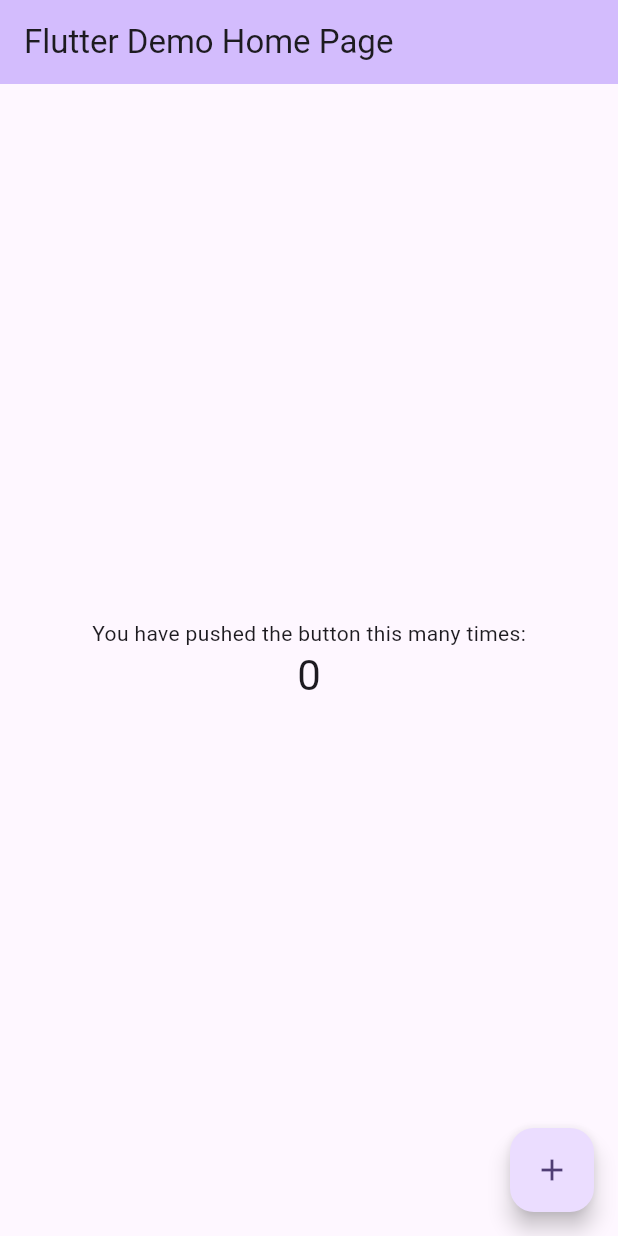
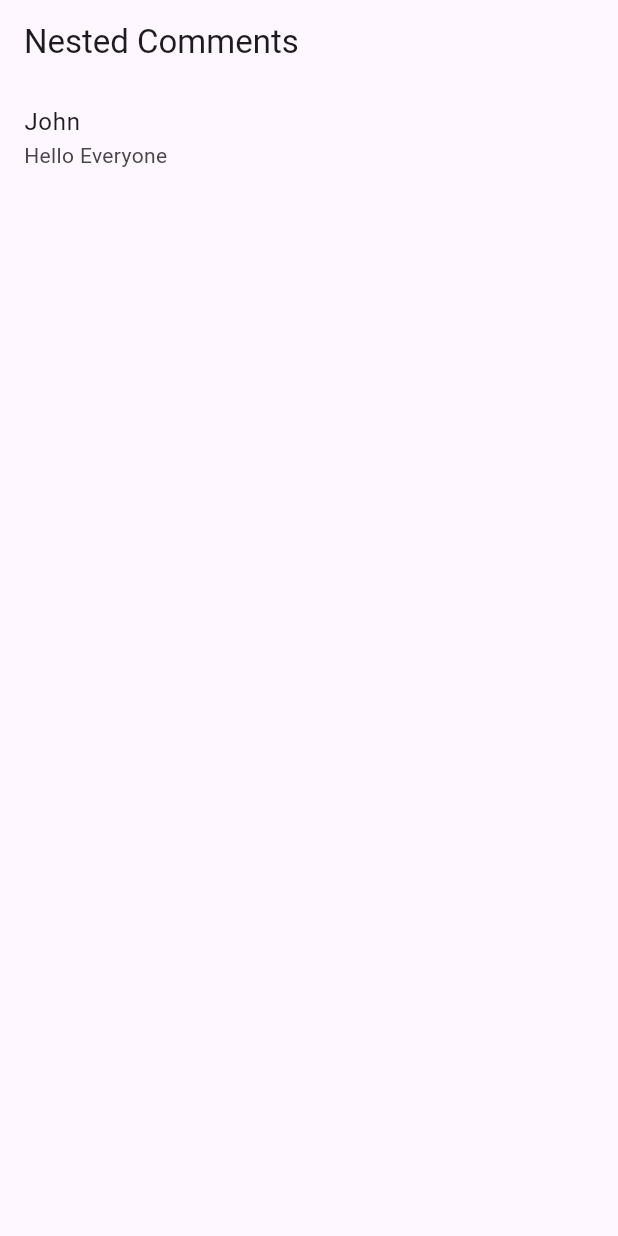
Before and after one commit to ankit-pandit07/Comment, a Flutter app: the screen it shows after launch, on a phone screen of 412 x 824 dp. Run offline on Flutter 3.47's test engine with Material 3 defaults, Android fonts, the phone set to English and light mode, and no system bars.

Commit message:
added providers

```diff
--- a/lib/main.dart
+++ b/lib/main.dart
@@ -1,122 +1,26 @@
 import 'package:flutter/material.dart';
+import 'package:provider/provider.dart';
+
+import 'providers/comment.dart';
+import 'screens/home.dart';
 
 void main() {
-  runApp(const MyApp());
+  runApp(
+    ChangeNotifierProvider(
+      create: (_) => CommentProvide(),
+      child: const MyApp(),
+    ),
+  );
 }
 
 class MyApp extends StatelessWidget {
   const MyApp({super.key});
 
-  // This widget is the root of your application.
   @override
   Widget build(BuildContext context) {
     return MaterialApp(
-      title: 'Flutter Demo',
-      theme: ThemeData(
-        // This is the theme of your application.
-        //
-        // TRY THIS: Try running your application with "flutter run". You'll see
-        // the application has a purple toolbar. Then, without quitting the app,
-        // try changing the seedColor in the colorScheme below to Colors.green
-        // and then invoke "hot reload" (save your changes or press the "hot
-        // reload" button in a Flutter-supported IDE, or press "r" if you used
-        // the command line to start the app).
-        //
-        // Notice that the counter didn't reset back to zero; the application
-        // state is not lost during the reload. To reset the state, use hot
-        // restart instead.
-        //
-        // This works for code too, not just values: Most code changes can be
-        // tested with just a hot reload.
-        colorScheme: .fromSeed(seedColor: Colors.deepPurple),
-      ),
-      home: const MyHomePage(title: 'Flutter Demo Home Page'),
+      debugShowCheckedModeBanner: false,
+      home: const HomeScreen(),
     );
   }
 }
-
-class MyHomePage extends StatefulWidget {
-  const MyHomePage({super.key, required this.title});
-
-  // This widget is the home page of your application. It is stateful, meaning
-  // that it has a State object (defined below) that contains fields that affect
-  // how it looks.
-
-  // This class is the configuration for the state. It holds the values (in this
-  // case the title) provided by the parent (in this case the App widget) and
-  // used by the build method of the State. Fields in a Widget subclass are
-  // always marked "final".
-
-  final String title;
-
-  @override
-  State<MyHomePage> createState() => _MyHomePageState();
-}
-
-class _MyHomePageState extends State<MyHomePage> {
-  int _counter = 0;
-
-  void _incrementCounter() {
-    setState(() {
-      // This call to setState tells the Flutter framework that something has
-      // changed in this State, which causes it to rerun the build method below
-      // so that the display can reflect the updated values. If we changed
-      // _counter without calling setState(), then the build method would not be
-      // called again, and so nothing would appear to happen.
-      _counter++;
-    });
-  }
-
-  @override
-  Widget build(BuildContext context) {
-    // This method is rerun every time setState is called, for instance as done
-    // by the _incrementCounter method above.
-    //
-    // The Flutter framework has been optimized to make rerunning build methods
-    // fast, so that you can just rebuild anything that needs updating rather
-    // than having to individually change instances of widgets.
-    return Scaffold(
-      appBar: AppBar(
-        // TRY THIS: Try changing the color here to a specific color (to
-        // Colors.amber, perhaps?) and trigger a hot reload to see the AppBar
-        // change color while the other colors stay the same.
-        backgroundColor: Theme.of(context).colorScheme.inversePrimary,
-        // Here we take the value from the MyHomePage object that was created by
-        // the App.build method, and use it to set our appbar title.
-        title: Text(widget.title),
-      ),
-      body: Center(
-        // Center is a layout widget. It takes a single child and positions it
-        // in the middle of the parent.
-        child: Column(
-          // Column is also a layout widget. It takes a list of children and
-          // arranges them vertically. By default, it sizes itself to fit its
-          // children horizontally, and tries to be as tall as its parent.
-          //
-          // Column has various properties to control how it sizes itself and
-          // how it positions its children. Here we use mainAxisAlignment to
-          // center the children vertically; the main axis here is the vertical
-          // axis because Columns are vertical (the cross axis would be
-          // horizontal).
-          //
-          // TRY THIS: Invoke "debug painting" (choose the "Toggle Debug Paint"
-          // action in the IDE, or press "p" in the console), to see the
-          // wireframe for each widget.
-          mainAxisAlignment: .center,
-          children: [
-            const Text('You have pushed the button this many times:'),
-            Text(
-              '$_counter',
-              style: Theme.of(context).textTheme.headlineMedium,
-            ),
-          ],
-        ),
-      ),
-      floatingActionButton: FloatingActionButton(
-        onPressed: _incrementCounter,
-        tooltip: 'Increment',
-        child: const Icon(Icons.add),
-      ),
-    );
-  }
-}
--- a/lib/providers/comment.dart
+++ b/lib/providers/comment.dart
@@ -32,8 +32,8 @@ class CommentProvide extends ChangeNotifier {
             parent.children.add(comment);
 
           }else{
-            _pendingChildren.putIfAbsent(comment.parentId!, () => []).add(comment);
-            _pendingChildren[comment.parentId!]!..add(comment);
+            _pendingChildren.putIfAbsent(comment.parentId!, () => []);
+            _pendingChildren[comment.parentId!]!.add(comment);
           }
         }
 
--- /dev/null
+++ b/lib/screens/home.dart
@@ -0,0 +1,47 @@
+import 'package:flutter/material.dart';
+import 'package:provider/provider.dart';
+
+import '../providers/comment.dart';
+import '../services/dummy.dart';
+
+class HomeScreen extends StatefulWidget {
+  const HomeScreen({super.key});
+
+  @override
+  State<HomeScreen> createState() => _HomeScreenState();
+}
+
+class _HomeScreenState extends State<HomeScreen> {
+  @override
+  void initState() {
+    super.initState();
+
+    loadComments();
+
+  }
+  Future<void> loadComments() async {
+    final comments = await dummyServices.getComments();
+    Provider.of<CommentProvide>(context, listen: false).buildTree(comments);
+  }
+
+@override
+Widget build(BuildContext context) {
+  final provider = Provider.of<CommentProvide>(context);
+  return Scaffold(
+    appBar:AppBar(
+      title:const Text("Nested Comments"),
+    ),
+     body: ListView.builder(
+        itemCount: provider.rootComments.length,
+        itemBuilder: (context, index) {
+
+        final comment = provider.rootComments[index];
+          return ListTile(
+            title: Text(comment.author),
+            subtitle: Text(comment.message),
+          );
+        },
+      ),
+    );
+  }
+}
--- /dev/null
+++ b/lib/services/dummy.dart
@@ -0,0 +1,45 @@
+import "../models/comment.dart";
+
+class dummyServices {
+  static Future<List<CommentModel>> getComments() async {
+    await Future.delayed(const Duration(seconds: 1));
+
+    return [
+      CommentModel(
+        id: 3,
+        parentId: 2,
+        author: "David",
+        message: "Nice!",
+        createdAt: DateTime.now(),
+      ),
+      CommentModel(
+        id: 1,
+        parentId: null,
+        author: "John",
+        message: "Hello Everyone",
+        createdAt: DateTime.now(),
+      ),
+      CommentModel(
+        id: 5,
+        parentId: 3,
+        author: "Emma",
+        message: "Great!",
+        createdAt: DateTime.now(),
+      ),
+      CommentModel(
+        id: 2,
+        parentId: 1,
+        author: "Alex",
+        message: "Hi John",
+        createdAt: DateTime.now(),
+      ),
+      CommentModel(
+        id: 4,
+        parentId: 1,
+        author: "Sarah",
+        message: "Welcome",
+        createdAt: DateTime.now(),
+      ),
+    ];
+  }
+}
--- a/pubspec.yaml
+++ b/pubspec.yaml
@@ -35,6 +35,9 @@ dependencies:
   # Use with the CupertinoIcons class for iOS style icons.
   cupertino_icons: ^1.0.8
 
+  provider: ^6.1.2
+  dio: ^5.7.0
+  connectivity_plus: ^6.0.5
 dev_dependencies:
   flutter_test:
     sdk: flutter
```
Also changed, not shown: pubspec.lock.
